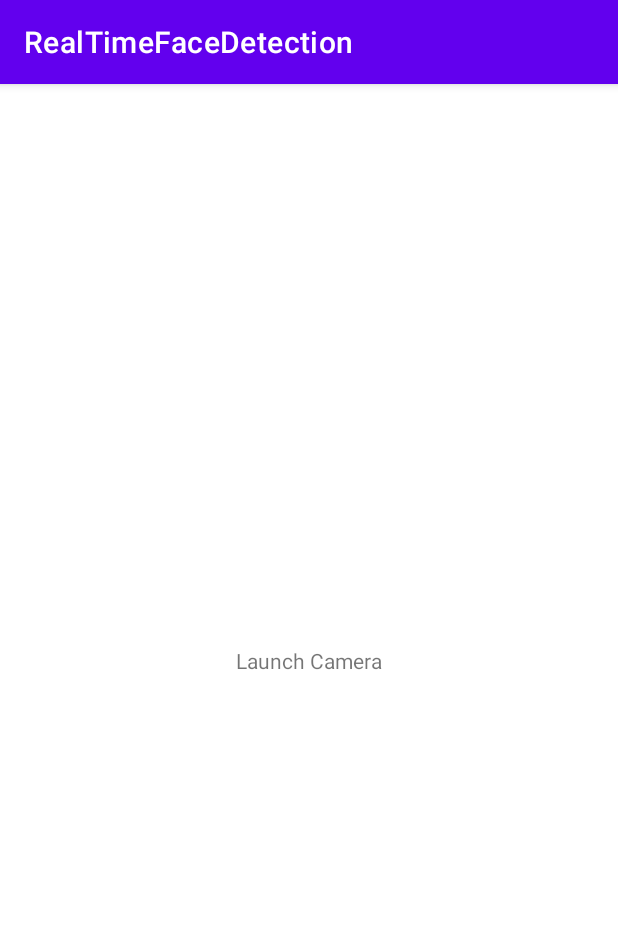
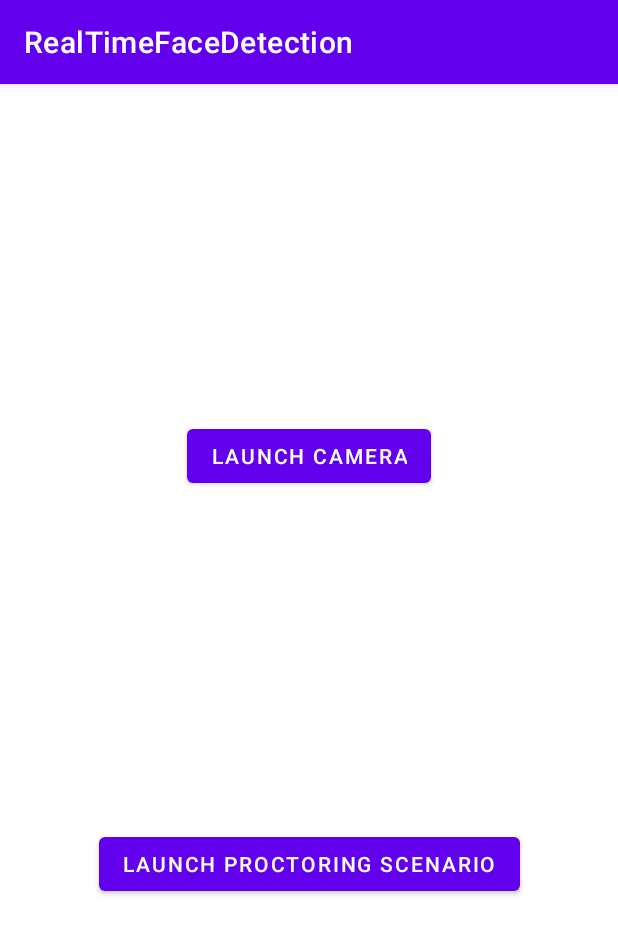
Before and after one commit to ritwikshanker/realtimefacedetection, an Android app: the screen it shows after launch (MainActivity), on a phone screen of 412 x 824 dp. Shown: the top 934 px of the screen. Run offline under Robolectric (Android 15) with nearby library versions, the phone set to English and light mode, and no system bars; our stand-ins replace data binding.

Commit message:
Added launch proctoring scenario ui

```diff
--- a/app/src/main/java/com/application/realtimefacedetection/MainActivity.kt
+++ b/app/src/main/java/com/application/realtimefacedetection/MainActivity.kt
@@ -3,23 +3,14 @@ package com.application.realtimefacedetection
 import android.content.Intent
 import android.os.Bundle
 import androidx.appcompat.app.AppCompatActivity
-import androidx.camera.core.ImageAnalysis
-import androidx.camera.core.ImageProxy
 import androidx.databinding.DataBindingUtil
 import com.application.realtimefacedetection.databinding.ActivityMainBinding
-import com.google.mlkit.vision.common.InputImage
-import com.google.mlkit.vision.face.FaceContour
-import com.google.mlkit.vision.face.FaceDetection
-import com.google.mlkit.vision.face.FaceDetector
-import com.google.mlkit.vision.face.FaceDetectorOptions
-import com.google.mlkit.vision.face.FaceLandmark
 
-class MainActivity : AppCompatActivity(), ImageAnalysis.Analyzer {
+class MainActivity : AppCompatActivity() {
     override fun onCreate(savedInstanceState: Bundle?) {
         super.onCreate(savedInstanceState)
         binding =
             DataBindingUtil.setContentView(this, R.layout.activity_main)
-        setupFaceDetection()
         setupClickListeners()
     }
 
@@ -31,58 +22,4 @@ class MainActivity : AppCompatActivity(), ImageAnalysis.Analyzer {
             startActivity(intent)
         }
     }
-
-    private lateinit var detector: FaceDetector
-    private fun setupFaceDetection() {
-        val realTimeOpts = FaceDetectorOptions.Builder()
-            .setContourMode(FaceDetectorOptions.CONTOUR_MODE_ALL)
-            .build()
-        detector = FaceDetection.getClient(realTimeOpts)
-    }
-
-    @androidx.camera.core.ExperimentalGetImage
-    override fun analyze(imageProxy: ImageProxy) {
-        val mediaImage = imageProxy.image
-        if (mediaImage != null) {
-            val image = InputImage.fromMediaImage(mediaImage, imageProxy.imageInfo.rotationDegrees)
-            val result = detector.process(image)
-                .addOnSuccessListener { faces ->
-
-                    for (face in faces) {
-                        val bounds = face.boundingBox
-                        val rotY = face.headEulerAngleY // Head is rotated to the right rotY degrees
-                        val rotZ = face.headEulerAngleZ // Head is tilted sideways rotZ degrees
-
-                        // If landmark detection was enabled (mouth, ears, eyes, cheeks, and
-                        // nose available):
-                        val leftEar = face.getLandmark(FaceLandmark.LEFT_EAR)
-                        leftEar?.let {
-                            val leftEarPos = leftEar.position
-                        }
-
-                        // If contour detection was enabled:
-                        val leftEyeContour = face.getContour(FaceContour.LEFT_EYE)?.points
-                        val upperLipBottomContour =
-                            face.getContour(FaceContour.UPPER_LIP_BOTTOM)?.points
-
-                        // If classification was enabled:
-                        if (face.smilingProbability != null) {
-                            val smileProb = face.smilingProbability
-                        }
-                        if (face.rightEyeOpenProbability != null) {
-                            val rightEyeOpenProb = face.rightEyeOpenProbability
-                        }
-
-                        // If face tracking was enabled:
-                        if (face.trackingId != null) {
-                            val id = face.trackingId
-                        }
-                    }
-                }
-                .addOnFailureListener { e ->
-                    // Task failed with an exception
-                    // ...
-                }
-        }
-    }
 }
--- a/app/src/main/res/layout/activity_main.xml
+++ b/app/src/main/res/layout/activity_main.xml
@@ -1,25 +1,35 @@
 <?xml version="1.0" encoding="utf-8"?>
-<layout>
+<layout xmlns:android="http://schemas.android.com/apk/res/android"
+    xmlns:app="http://schemas.android.com/apk/res-auto"
+    xmlns:tools="http://schemas.android.com/tools">
 
     <data />
 
-    <androidx.constraintlayout.widget.ConstraintLayout xmlns:android="http://schemas.android.com/apk/res/android"
-        xmlns:app="http://schemas.android.com/apk/res-auto"
-        xmlns:tools="http://schemas.android.com/tools"
+    <androidx.constraintlayout.widget.ConstraintLayout
         android:layout_width="match_parent"
         android:layout_height="match_parent"
         tools:context=".MainActivity">
 
-        <TextView
+        <com.google.android.material.button.MaterialButton
             android:id="@+id/launch_camera"
             android:layout_width="wrap_content"
             android:layout_height="wrap_content"
-            android:text="Launch Camera"
-            app:layout_constraintBottom_toBottomOf="parent"
+            android:text="@string/launch_camera"
+            app:layout_constraintBottom_toTopOf="@+id/check_proctoring"
             app:layout_constraintLeft_toLeftOf="parent"
             app:layout_constraintRight_toRightOf="parent"
             app:layout_constraintTop_toTopOf="parent" />
 
+        <com.google.android.material.button.MaterialButton
+            android:id="@+id/check_proctoring"
+            android:layout_width="wrap_content"
+            android:layout_height="wrap_content"
+            android:text="@string/launch_proctoring_scenario"
+            app:layout_constraintBottom_toBottomOf="parent"
+            app:layout_constraintLeft_toLeftOf="parent"
+            app:layout_constraintRight_toRightOf="parent"
+            app:layout_constraintTop_toBottomOf="@+id/launch_camera" />
+
     </androidx.constraintlayout.widget.ConstraintLayout>
 
 </layout>
--- a/app/src/main/res/values/strings.xml
+++ b/app/src/main/res/values/strings.xml
@@ -1,3 +1,5 @@
 <resources>
     <string name="app_name">RealTimeFaceDetection</string>
+    <string name="launch_camera">Launch Camera</string>
+    <string name="launch_proctoring_scenario">Launch Proctoring Scenario</string>
 </resources>
```
